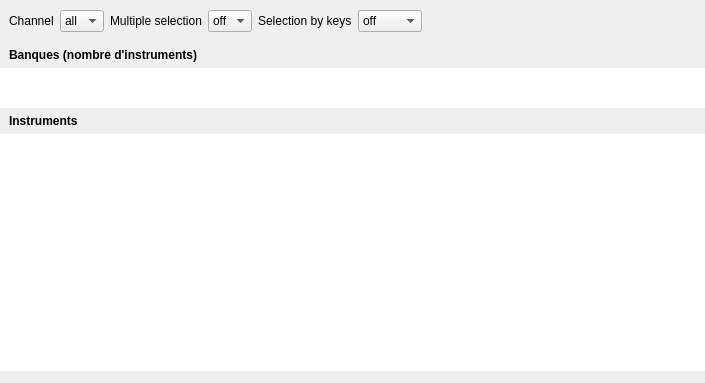
Old version of the form sources/player/player.ui in the repository davy7125/polyphone.
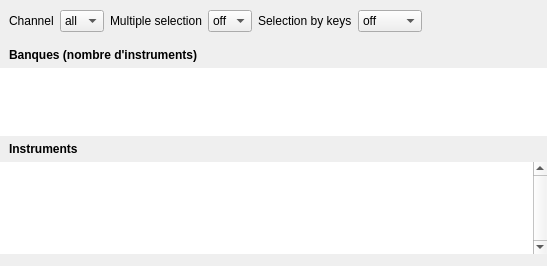
New version of the form. Custom widgets are drawn as their Qt base class.

Patch:
```diff
--- a/sources/player/player.ui
+++ b/sources/player/player.ui
@@ -6,8 +6,8 @@
    <rect>
     <x>0</x>
     <y>0</y>
-    <width>705</width>
-    <height>383</height>
+    <width>547</width>
+    <height>266</height>
    </rect>
   </property>
   <property name="windowTitle">
@@ -303,7 +303,7 @@
       </layout>
      </widget>
      <widget class="QWidget" name="pagePlay">
-      <layout class="QVBoxLayout" name="verticalLayout_4" stretch="0,0,0,100,0">
+      <layout class="QVBoxLayout" name="verticalLayout_4" stretch="0,1,0,9999,0">
        <property name="leftMargin">
         <number>0</number>
        </property>
@@ -346,12 +346,6 @@
            <verstretch>0</verstretch>
           </sizepolicy>
          </property>
-         <property name="maximumSize">
-          <size>
-           <width>16777215</width>
-           <height>40</height>
-          </size>
-         </property>
          <property name="contextMenuPolicy">
           <enum>Qt::NoContextMenu</enum>
          </property>
@@ -383,7 +377,10 @@
           <enum>QListView::Adjust</enum>
          </property>
          <property name="spacing">
-          <number>0</number>
+          <number>2</number>
+         </property>
+         <property name="selectionRectVisible">
+          <bool>false</bool>
          </property>
         </widget>
        </item>
@@ -421,7 +418,7 @@
           <enum>QFrame::NoFrame</enum>
          </property>
          <property name="verticalScrollBarPolicy">
-          <enum>Qt::ScrollBarAsNeeded</enum>
+          <enum>Qt::ScrollBarPolicy::ScrollBarAlwaysOn</enum>
          </property>
          <property name="horizontalScrollBarPolicy">
           <enum>Qt::ScrollBarAlwaysOff</enum>
@@ -438,8 +435,14 @@
          <property name="resizeMode">
           <enum>QListView::Adjust</enum>
          </property>
-         <property name="spacing">
-          <number>6</number>
+         <property name="flow">
+          <enum>QListView::Flow::LeftToRight</enum>
+         </property>
+         <property name="isWrapping" stdset="0">
+          <bool>true</bool>
+         </property>
+         <property name="selectionRectVisible">
+          <bool>false</bool>
          </property>
         </widget>
        </item>
@@ -585,24 +588,29 @@
   </layout>
  </widget>
  <customwidgets>
-  <customwidget>
-   <class>ControllerArea</class>
-   <extends>QWidget</extends>
-   <header>controllerarea.h</header>
-   <container>1</container>
-  </customwidget>
   <customwidget>
    <class>RotatingSpinner</class>
    <extends>QWidget</extends>
    <header>rotatingspinner.h</header>
    <container>1</container>
   </customwidget>
+  <customwidget>
+   <class>ControllerArea</class>
+   <extends>QWidget</extends>
+   <header>controllerarea.h</header>
+   <container>1</container>
+  </customwidget>
   <customwidget>
    <class>PianoKeybdCustom</class>
    <extends>QWidget</extends>
    <header>pianokeybdcustom.h</header>
    <container>1</container>
   </customwidget>
+  <customwidget>
+   <class>PlayerPresetList</class>
+   <extends>QListView</extends>
+   <header>playerpresetlist.h</header>
+  </customwidget>
  </customwidgets>
  <resources/>
  <connections/>
```
Left out of the diff: 69 changed lines with no effect on the pictures.
